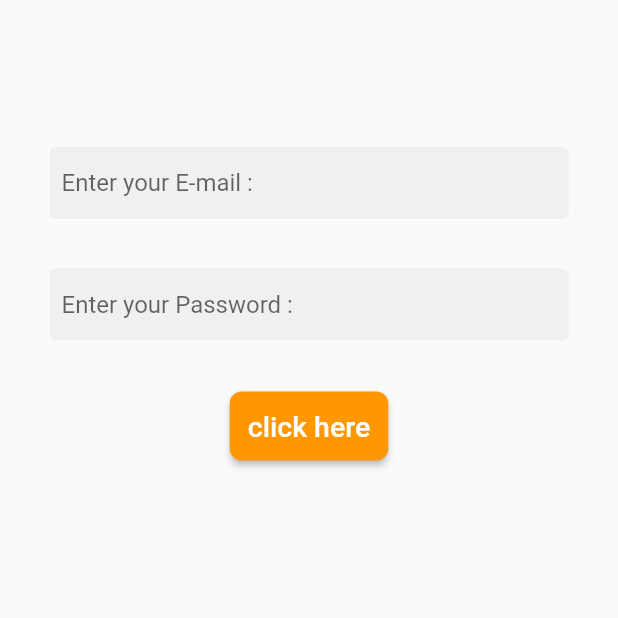
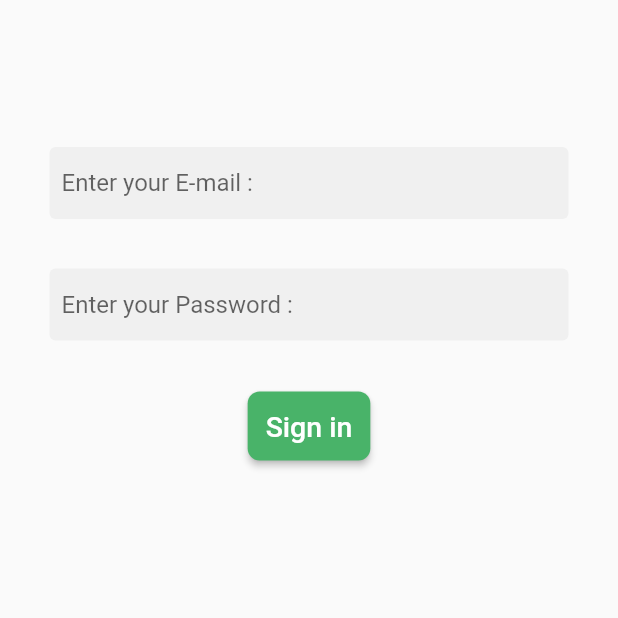
Before and after one commit to Hazem12Bakr/E_commerce_flutter_app, a Flutter app: the screen it shows after launch, on a phone screen of 412 x 824 dp, the top half of it. Run offline on Flutter 3.47's test engine with Material 2 defaults, Android fonts, the phone set to English and light mode, and no system bars.

Commit message:
create the sign in button

```diff
--- a/lib/pages/login.dart
+++ b/lib/pages/login.dart
@@ -1,5 +1,6 @@
 // ignore_for_file: prefer_const_constructors, prefer_const_literals_to_create_immutables
 
+import 'package:e_commerce_app/shared/colors.dart';
 import 'package:e_commerce_app/shared/constants.dart';
 import 'package:flutter/material.dart';
 
@@ -40,16 +41,21 @@ class Login extends StatelessWidget {
               ElevatedButton(
                 onPressed: () {},
                 style: ButtonStyle(
-                  backgroundColor: MaterialStateProperty.all(Colors.orange),
+                  backgroundColor: MaterialStateProperty.all(BTNgreen),
                   padding: MaterialStateProperty.all(EdgeInsets.all(12)),
                   shape: MaterialStateProperty.all(RoundedRectangleBorder(
                       borderRadius: BorderRadius.circular(8))),
                 ),
                 child: Text(
-                  "click here",
+                  "Sign in",
                   style: TextStyle(fontSize: 19),
                 ),
               ),
+
+              const SizedBox(
+                height: 33,
+              ),
+
             ],
           ),
         ),
```
